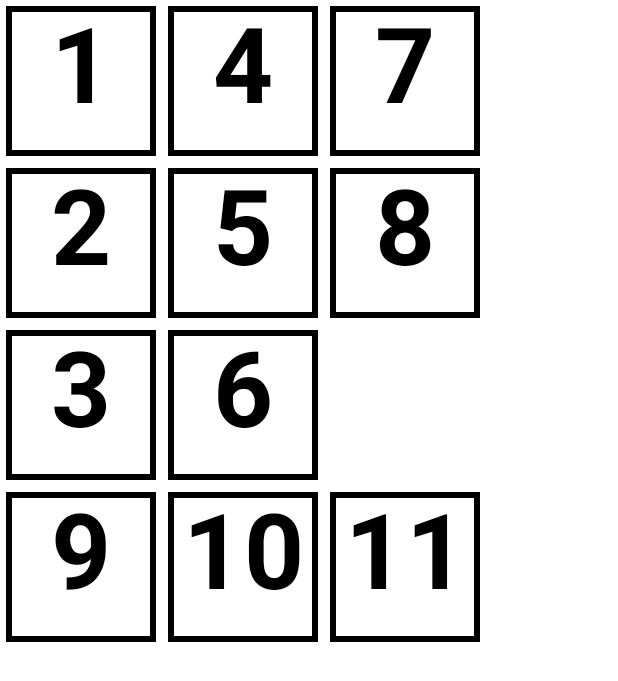
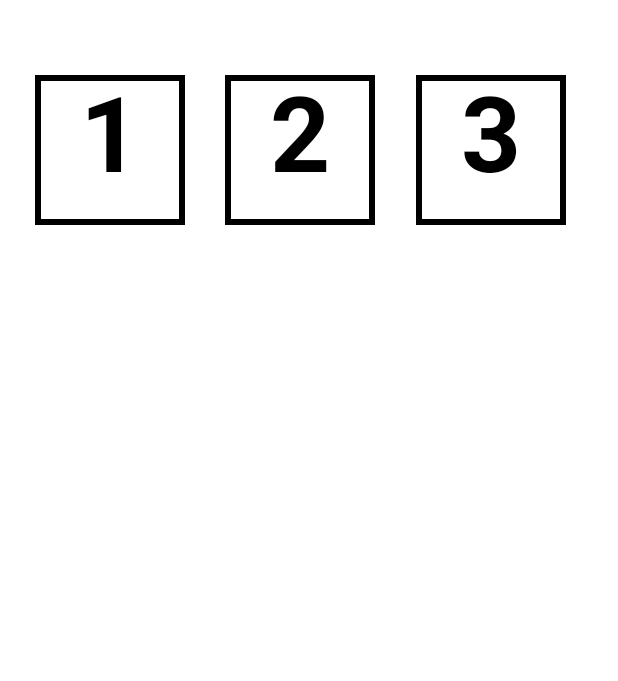
Before and after one commit to Marchbreeze/Compose-Study, an Android app built with Jetpack Compose: the @Preview function GreetingPreview3, on a phone screen of 412 x 824 dp. Shown: the top 681 px of the screen. Run offline under Robolectric (Android 15) with nearby library versions, the phone set to English and light mode, and no system bars.

Commit message:
[#25] 레이아웃 배열 간격 조정

```diff
--- a/app/src/main/java/march/breeze/compose/RowColDemoActivity.kt
+++ b/app/src/main/java/march/breeze/compose/RowColDemoActivity.kt
@@ -4,6 +4,7 @@ import android.os.Bundle
 import androidx.activity.ComponentActivity
 import androidx.activity.compose.setContent
 import androidx.compose.foundation.border
+import androidx.compose.foundation.layout.Arrangement
 import androidx.compose.foundation.layout.Column
 import androidx.compose.foundation.layout.Row
 import androidx.compose.foundation.layout.fillMaxSize
@@ -13,6 +14,7 @@ import androidx.compose.material3.MaterialTheme
 import androidx.compose.material3.Surface
 import androidx.compose.material3.Text
 import androidx.compose.runtime.Composable
+import androidx.compose.ui.Alignment
 import androidx.compose.ui.Modifier
 import androidx.compose.ui.graphics.Color
 import androidx.compose.ui.text.font.FontWeight
@@ -46,15 +48,17 @@ fun TextCell(text: String, modifier: Modifier = Modifier) {
         .size(100.dp, 100.dp)
         .border(width = 4.dp, color = Color.Black)
 
-    Text(text = text,
+    Text(
+        text = text,
         cellModifier.then(modifier),
         fontSize = 70.sp,
         fontWeight = FontWeight.Bold,
-        textAlign = TextAlign.Center)
+        textAlign = TextAlign.Center
+    )
 }
 
 @Composable
-fun MainScreen3() {
+fun MainScreen2() {
     Column {
         Row {
             Column {
@@ -80,6 +84,19 @@ fun MainScreen3() {
     }
 }
 
+@Composable
+fun MainScreen3() {
+    Row(
+        verticalAlignment = Alignment.CenterVertically,
+        horizontalArrangement = Arrangement.SpaceEvenly,
+        modifier = Modifier.size(width = 400.dp, height = 200.dp)
+    ) {
+        TextCell(text = "1")
+        TextCell(text = "2")
+        TextCell(text = "3")
+    }
+}
+
 @Preview(showBackground = true)
 @Composable
 fun GreetingPreview3() {
```
